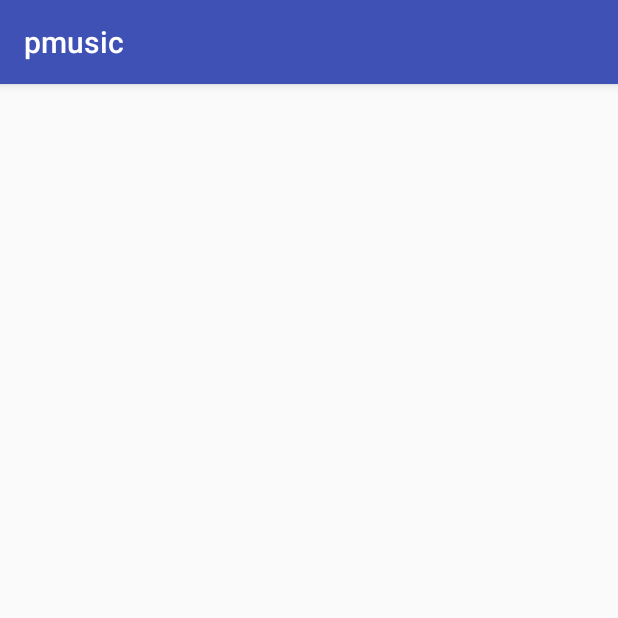
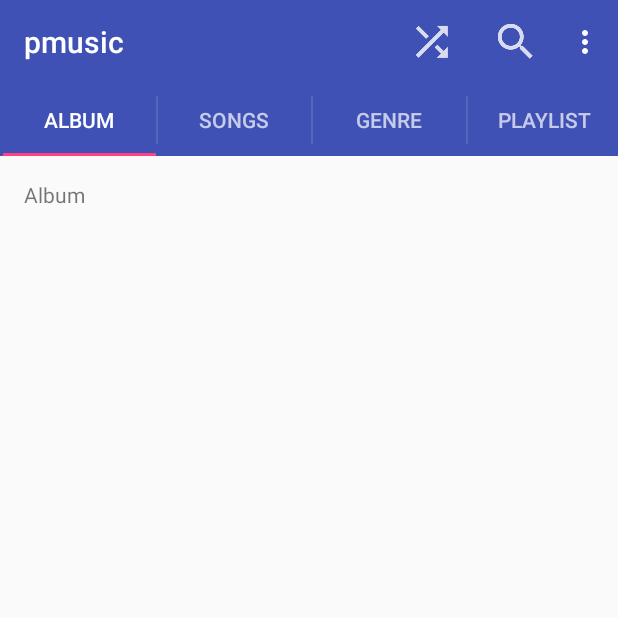
Before and after one commit to slk007/pmusic-colab, an Android app: the screen it shows after launch (MainActivity), on a phone screen of 412 x 824 dp, the top half of it. Run offline under Robolectric (Android 15) with nearby library versions, the light colour scheme and no system bars.

Commit message:
added fragments

```diff
--- a/app/build.gradle
+++ b/app/build.gradle
@@ -23,5 +23,6 @@ dependencies {
     compile fileTree(dir: 'libs', include: ['*.jar'])
 
     compile 'com.android.support:appcompat-v7:24.2.1'
+    compile 'com.android.support:support-v4:24.2.1'
     testCompile 'junit:junit:4.12'
 }
--- /dev/null
+++ b/app/src/main/java/com/ss/pmusic/AlbumFrag.java
@@ -0,0 +1,21 @@
+package com.ss.pmusic;
+
+import android.content.Context;
+import android.net.Uri;
+import android.os.Bundle;
+import android.support.annotation.Nullable;
+import android.support.v4.app.Fragment;
+import android.view.LayoutInflater;
+import android.view.View;
+import android.view.ViewGroup;
+
+
+
+public class AlbumFrag extends Fragment {
+    @Nullable
+    @Override
+    public View onCreateView(LayoutInflater inflater, @Nullable ViewGroup container, @Nullable Bundle savedInstanceState) {
+        View vw=inflater.inflate(R.layout.fragment_album, container, false);
+        return  vw;
+    }
+}
--- a/app/src/main/java/com/ss/pmusic/MainActivity.java
+++ b/app/src/main/java/com/ss/pmusic/MainActivity.java
@@ -1,20 +1,75 @@
 package com.ss.pmusic;
 
+import android.support.v4.app.Fragment;
+import android.support.v4.app.FragmentManager;
+import android.support.v4.app.FragmentPagerAdapter;
+import android.support.v4.app.FragmentTransaction;
+import android.support.v4.view.ViewPager;
+import android.support.v7.app.ActionBar;
 import android.support.v7.app.AppCompatActivity;
 import android.os.Bundle;
 import android.view.Menu;
+import android.widget.Switch;
 
-public class MainActivity extends AppCompatActivity {
+public class MainActivity extends AppCompatActivity implements ActionBar.TabListener {
+
+    private ViewPager viewPager;
+    private ActionBar actionBar;
 
     @Override
     protected void onCreate(Bundle savedInstanceState) {
         super.onCreate(savedInstanceState);
         setContentView(R.layout.activity_main);
+
+        viewPager = (ViewPager)findViewById(R.id.main_view_pager);
+        viewPager.setAdapter(new PageAdapter(getSupportFragmentManager()));
+
+        actionBar = getSupportActionBar();
+        actionBar.setNavigationMode(ActionBar.NAVIGATION_MODE_TABS);
+        actionBar.addTab(actionBar.newTab().setText("Album").setTabListener(this));
+        actionBar.addTab(actionBar.newTab().setText("Songs").setTabListener(this));
+        actionBar.addTab(actionBar.newTab().setText("Genre").setTabListener(this));
+        actionBar.addTab(actionBar.newTab().setText("Playlist").setTabListener(this));
     }
-
     @Override
     public boolean onCreateOptionsMenu(Menu menu) {
         getMenuInflater().inflate(R.menu.homemenu,menu);
         return true;
     }
+
+    @Override
+    public void onTabSelected(ActionBar.Tab tab, FragmentTransaction ft) {
+        viewPager.setCurrentItem(tab.getPosition());
+    }
+
+    @Override
+    public void onTabUnselected(ActionBar.Tab tab, FragmentTransaction ft) {
+
+    }
+
+    @Override
+    public void onTabReselected(ActionBar.Tab tab, FragmentTransaction ft) {
+
+    }
+    class PageAdapter extends FragmentPagerAdapter
+    {
+
+        public PageAdapter(FragmentManager fm) {
+            super(fm);
+        }
+
+        @Override
+        public Fragment getItem(int position) {
+            switch (position){
+                case 0 : return new AlbumFrag();
+                case 1 : return new SongsFrag();
+            }
+            return new AlbumFrag();
+        }
+
+        @Override
+        public int getCount() {
+            return 4;
+        }
+    }
 }
--- /dev/null
+++ b/app/src/main/java/com/ss/pmusic/SongsFrag.java
@@ -0,0 +1,20 @@
+package com.ss.pmusic;
+
+import android.content.Context;
+import android.net.Uri;
+import android.os.Bundle;
+import android.support.annotation.Nullable;
+import android.support.v4.app.Fragment;
+import android.view.LayoutInflater;
+import android.view.View;
+import android.view.ViewGroup;
+
+public class SongsFrag extends Fragment
+{
+    @Nullable
+    @Override
+    public View onCreateView(LayoutInflater inflater, @Nullable ViewGroup container, @Nullable Bundle savedInstanceState) {
+        View vw = inflater.inflate(R.layout.fragment_songs, container, false);
+        return vw;
+    }
+}
--- a/app/src/main/res/layout/activity_main.xml
+++ b/app/src/main/res/layout/activity_main.xml
@@ -9,5 +9,16 @@
     android:paddingRight="@dimen/activity_horizontal_margin"
     android:paddingTop="@dimen/activity_vertical_margin"
     tools:context="com.ss.pmusic.MainActivity">
+<android.support.v4.view.ViewPager
+    android:layout_width="match_parent"
+    android:layout_height="match_parent"
+    android:id="@+id/main_view_pager">
+</android.support.v4.view.ViewPager>
 
+    <FrameLayout
+        android:layout_width="match_parent"
+        android:layout_height="match_parent"
+        android:id="@+id/main_frame_layout">
+
+    </FrameLayout>
 </RelativeLayout>
--- /dev/null
+++ b/app/src/main/res/layout/fragment_album.xml
@@ -0,0 +1,16 @@
+<RelativeLayout
+    android:layout_height="match_parent"
+    android:layout_width="match_parent"
+    xmlns:android="http://schemas.android.com/apk/res/android">
+
+    <ListView
+        android:layout_width="match_parent"
+        android:layout_height="match_parent"
+        android:id="@+id/album_list_view"
+        >
+    </ListView>
+    <TextView
+        android:layout_width="wrap_content"
+        android:layout_height="match_parent"
+        android:text="Album"/>
+</RelativeLayout>
--- /dev/null
+++ b/app/src/main/res/layout/fragment_songs.xml
@@ -0,0 +1,15 @@
+<RelativeLayout
+    android:layout_width="match_parent"
+    android:layout_height="match_parent"
+    xmlns:android="http://schemas.android.com/apk/res/android">
+<TextView
+    android:layout_width="wrap_content"
+    android:layout_height="wrap_content"
+    android:text="songs"/>
+    <ListView
+        android:layout_width="match_parent"
+        android:layout_height="match_parent"
+        android:layout_centerHorizontal="true"
+        android:id="@+id/songs_list_view"
+        android:layout_margin="10sp" />
+</RelativeLayout>
--- a/app/src/main/res/menu/homemenu.xml
+++ b/app/src/main/res/menu/homemenu.xml
@@ -1,4 +1,33 @@
 <?xml version="1.0" encoding="utf-8"?>
-<menu xmlns:android="http://schemas.android.com/apk/res/android">
+<menu xmlns:android="http://schemas.android.com/apk/res/android"
+    xmlns:app="http://schemas.android.com/apk/res-auto">
 
+    <item
+        android:id="@+id/shuffle_songs"
+        android:enabled="true"
+        android:title="Shuffle"
+        android:visible="true"
+        android:icon="@drawable/ic_action_name"
+        app:showAsAction="always" />
+    <item
+        android:id="@+id/search_song"
+        android:enabled="true"
+        android:title="Search"
+        android:visible="true"
+        android:icon="@drawable/ic_search"
+        app:showAsAction="always" />
+    <item android:title="Sort By">
+        <menu>
+            <item android:title="Name"
+                android:id="@+id/sortbyname"></item>
+            <item android:title="Date"
+                android:id="@+id/sortbydate"></item>
+        </menu>
+    </item>
+    <item
+        android:id="@+id/Mode"
+        android:title="Mode" />
+    <item
+        android:id="@+id/Settings"
+        android:title="Settings" />
 </menu>
--- a/app/src/main/res/values/strings.xml
+++ b/app/src/main/res/values/strings.xml
@@ -1,3 +1,6 @@
 <resources>
     <string name="app_name">pmusic</string>
+
+    <!-- TODO: Remove or change this placeholder text -->
+    <string name="hello_blank_fragment">Hello blank fragment</string>
 </resources>
```
Also changed, not shown: app/src/main/ic_launcher-web.png, app/src/main/res/mipmap-hdpi/ic_launcher.png, app/src/main/res/mipmap-mdpi/ic_launcher.png, app/src/main/res/mipmap-xhdpi/ic_launcher.png, app/src/main/res/mipmap-xxhdpi/ic_launcher.png, app/src/main/res/mipmap-xxxhdpi/ic_launcher.png.
